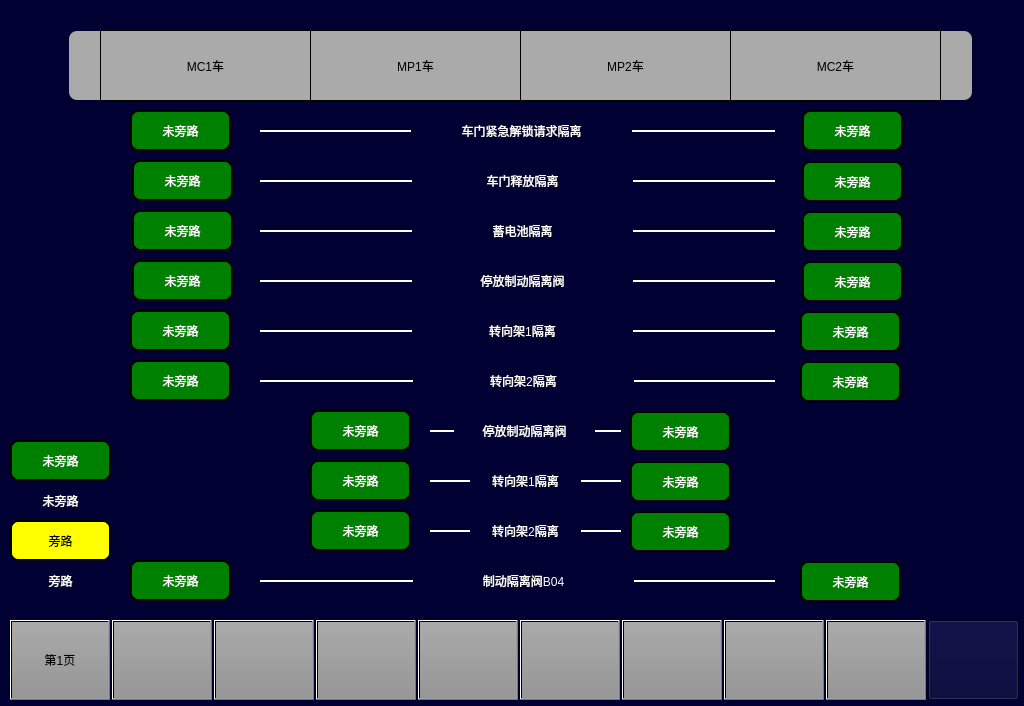
994656234/HHL, file bypasspage2.ui: the form before one commit.
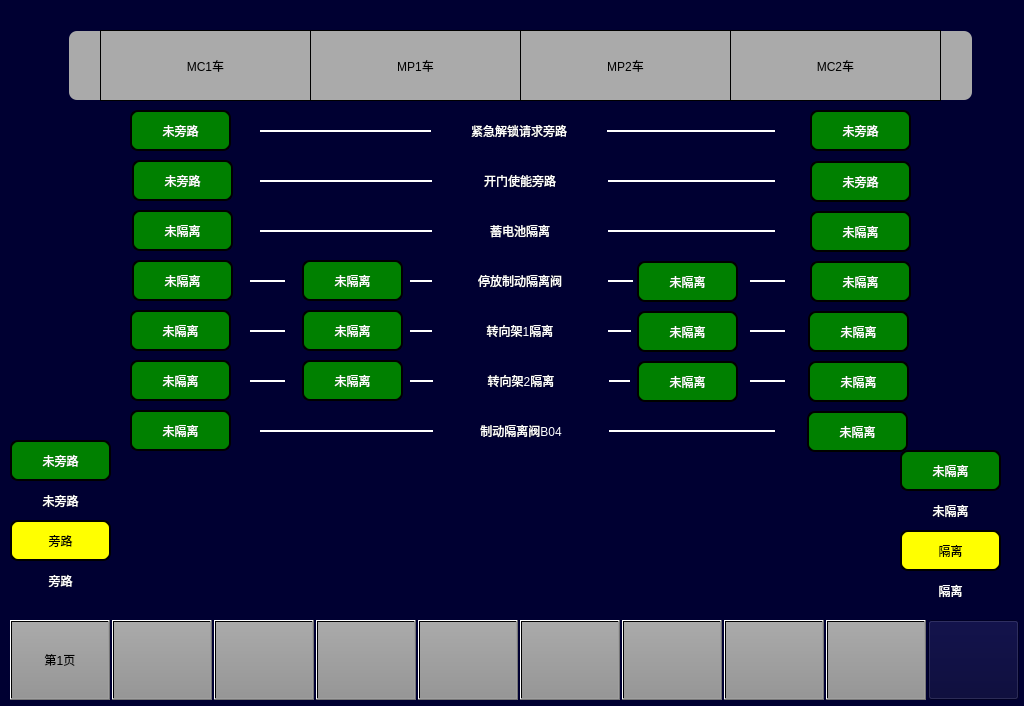
The form after the commit. Icons and pictures are not drawn.

Patch:
```diff
--- a/bypasspage2.ui
+++ b/bypasspage2.ui
@@ -41,7 +41,7 @@
   <widget class="QLabel" name="lbl5_2">
    <property name="geometry">
     <rect>
-     <x>800</x>
+     <x>808</x>
      <y>311</y>
      <width>101</width>
      <height>41</height>
@@ -55,7 +55,7 @@
 border-radius:8px;</string>
    </property>
    <property name="text">
-    <string>未旁路</string>
+    <string>未隔离</string>
    </property>
    <property name="alignment">
     <set>Qt::AlignCenter</set>
@@ -64,9 +64,9 @@
   <widget class="QLabel" name="LBL1_5">
    <property name="geometry">
     <rect>
-     <x>412</x>
+     <x>432</x>
      <y>310</y>
-     <width>221</width>
+     <width>176</width>
      <height>41</height>
     </rect>
    </property>
@@ -85,9 +85,9 @@
   <widget class="QLabel" name="LBL1_2">
    <property name="geometry">
     <rect>
-     <x>412</x>
+     <x>432</x>
      <y>160</y>
-     <width>221</width>
+     <width>176</width>
      <height>41</height>
     </rect>
    </property>
@@ -97,7 +97,7 @@
 </string>
    </property>
    <property name="text">
-    <string>车门释放隔离</string>
+    <string>开门使能旁路</string>
    </property>
    <property name="alignment">
     <set>Qt::AlignCenter</set>
@@ -202,7 +202,7 @@
 border-radius:8px;</string>
    </property>
    <property name="text">
-    <string>未旁路</string>
+    <string>未隔离</string>
    </property>
    <property name="alignment">
     <set>Qt::AlignCenter</set>
@@ -234,9 +234,9 @@
   <widget class="QLabel" name="LBL1_3">
    <property name="geometry">
     <rect>
-     <x>412</x>
+     <x>432</x>
      <y>210</y>
-     <width>221</width>
+     <width>176</width>
      <height>41</height>
     </rect>
    </property>
@@ -310,7 +310,7 @@
 border-radius:8px;</string>
    </property>
    <property name="text">
-    <string>未旁路</string>
+    <string>未隔离</string>
    </property>
    <property name="alignment">
     <set>Qt::AlignCenter</set>
@@ -440,27 +440,6 @@
     <set>Qt::AlignCenter</set>
    </property>
   </widget>
-  <widget class="QLabel" name="LBL1_10">
-   <property name="geometry">
-    <rect>
-     <x>470</x>
-     <y>460</y>
-     <width>111</width>
-     <height>41</height>
-    </rect>
-   </property>
-   <property name="styleSheet">
-    <string notr="true">font: 20px  &quot;微软雅黑&quot;;
-color: white;
-</string>
-   </property>
-   <property name="text">
-    <string>转向架1隔离</string>
-   </property>
-   <property name="alignment">
-    <set>Qt::AlignCenter</set>
-   </property>
-  </widget>
   <widget class="QLabel" name="LBLMP1">
    <property name="geometry">
     <rect>
@@ -482,26 +461,6 @@
     <set>Qt::AlignCenter</set>
    </property>
   </widget>
-  <widget class="QLabel" name="linelbl1_8">
-   <property name="geometry">
-    <rect>
-     <x>430</x>
-     <y>480</y>
-     <width>191</width>
-     <height>2</height>
-    </rect>
-   </property>
-   <property name="styleSheet">
-    <string notr="true">border: 2px solid white;
-</string>
-   </property>
-   <property name="text">
-    <string/>
-   </property>
-   <property name="alignment">
-    <set>Qt::AlignCenter</set>
-   </property>
-  </widget>
   <widget class="QLabel" name="LBLTC1">
    <property name="geometry">
     <rect>
@@ -542,9 +501,9 @@
   <widget class="QLabel" name="linelbl1_6">
    <property name="geometry">
     <rect>
-     <x>260</x>
+     <x>250</x>
      <y>380</y>
-     <width>515</width>
+     <width>35</width>
      <height>2</height>
     </rect>
    </property>
@@ -562,8 +521,8 @@
   <widget class="QLabel" name="lbl8_2">
    <property name="geometry">
     <rect>
-     <x>630</x>
-     <y>461</y>
+     <x>637</x>
+     <y>311</y>
      <width>101</width>
      <height>41</height>
     </rect>
@@ -576,7 +535,7 @@
 border-radius:8px;</string>
    </property>
    <property name="text">
-    <string>未旁路</string>
+    <string>未隔离</string>
    </property>
    <property name="alignment">
     <set>Qt::AlignCenter</set>
@@ -585,9 +544,9 @@
   <widget class="QLabel" name="LBL1_6">
    <property name="geometry">
     <rect>
-     <x>413</x>
+     <x>433</x>
      <y>360</y>
-     <width>221</width>
+     <width>176</width>
      <height>41</height>
     </rect>
    </property>
@@ -603,27 +562,6 @@
     <set>Qt::AlignCenter</set>
    </property>
   </widget>
-  <widget class="QLabel" name="LBL1_7">
-   <property name="geometry">
-    <rect>
-     <x>454</x>
-     <y>410</y>
-     <width>141</width>
-     <height>41</height>
-    </rect>
-   </property>
-   <property name="styleSheet">
-    <string notr="true">font: 20px  &quot;微软雅黑&quot;;
-color: white;
-</string>
-   </property>
-   <property name="text">
-    <string>停放制动隔离阀</string>
-   </property>
-   <property name="alignment">
-    <set>Qt::AlignCenter</set>
-   </property>
-  </widget>
   <widget class="QLabel" name="lbl_cab2_active">
    <property name="geometry">
     <rect>
@@ -644,7 +582,7 @@
   <widget class="QLabel" name="lbl1_2">
    <property name="geometry">
     <rect>
-     <x>802</x>
+     <x>810</x>
      <y>110</y>
      <width>101</width>
      <height>41</height>
@@ -667,8 +605,8 @@
   <widget class="QLabel" name="lbl7_2">
    <property name="geometry">
     <rect>
-     <x>630</x>
-     <y>411</y>
+     <x>637</x>
+     <y>261</y>
      <width>101</width>
      <height>41</height>
     </rect>
@@ -681,7 +619,7 @@
 border-radius:8px;</string>
    </property>
    <property name="text">
-    <string>未旁路</string>
+    <string>未隔离</string>
    </property>
    <property name="alignment">
     <set>Qt::AlignCenter</set>
@@ -704,7 +642,7 @@
 border-radius:8px;</string>
    </property>
    <property name="text">
-    <string>未旁路</string>
+    <string>未隔离</string>
    </property>
    <property name="alignment">
     <set>Qt::AlignCenter</set>
@@ -713,7 +651,7 @@
   <widget class="QLabel" name="lbl6_2">
    <property name="geometry">
     <rect>
-     <x>800</x>
+     <x>808</x>
      <y>361</y>
      <width>101</width>
      <height>41</height>
@@ -727,7 +665,7 @@
 border-radius:8px;</string>
    </property>
    <property name="text">
-    <string>未旁路</string>
+    <string>未隔离</string>
    </property>
    <property name="alignment">
     <set>Qt::AlignCenter</set>
@@ -797,26 +735,6 @@
     <set>Qt::AlignCenter</set>
    </property>
   </widget>
-  <widget class="QLabel" name="linelbl1_5">
-   <property name="geometry">
-    <rect>
-     <x>260</x>
-     <y>330</y>
-     <width>515</width>
-     <height>2</height>
-    </rect>
-   </property>
-   <property name="styleSheet">
-    <string notr="true">border: 2px solid white;
-</string>
-   </property>
-   <property name="text">
-    <string/>
-   </property>
-   <property name="alignment">
-    <set>Qt::AlignCenter</set>
-   </property>
-  </widget>
   <widget class="QLabel" name="label">
    <property name="geometry">
     <rect>
@@ -875,8 +793,8 @@
   <widget class="QLabel" name="lbl8_1">
    <property name="geometry">
     <rect>
-     <x>310</x>
-     <y>460</y>
+     <x>302</x>
+     <y>310</y>
      <width>101</width>
      <height>41</height>
     </rect>
@@ -889,7 +807,7 @@
 border-radius:8px;</string>
    </property>
    <property name="text">
-    <string>未旁路</string>
+    <string>未隔离</string>
    </property>
    <property name="alignment">
     <set>Qt::AlignCenter</set>
@@ -898,9 +816,9 @@
   <widget class="QLabel" name="LBL1">
    <property name="geometry">
     <rect>
-     <x>411</x>
+     <x>431</x>
      <y>110</y>
-     <width>221</width>
+     <width>176</width>
      <height>41</height>
     </rect>
    </property>
@@ -910,7 +828,7 @@
 </string>
    </property>
    <property name="text">
-    <string>车门紧急解锁请求隔离</string>
+    <string>紧急解锁请求旁路</string>
    </property>
    <property name="alignment">
     <set>Qt::AlignCenter</set>
@@ -919,7 +837,7 @@
   <widget class="QLabel" name="lbl4_2">
    <property name="geometry">
     <rect>
-     <x>802</x>
+     <x>810</x>
      <y>261</y>
      <width>101</width>
      <height>41</height>
@@ -933,7 +851,7 @@
 border-radius:8px;</string>
    </property>
    <property name="text">
-    <string>未旁路</string>
+    <string>未隔离</string>
    </property>
    <property name="alignment">
     <set>Qt::AlignCenter</set>
@@ -982,7 +900,7 @@
   <widget class="QLabel" name="lbl3_2">
    <property name="geometry">
     <rect>
-     <x>802</x>
+     <x>810</x>
      <y>211</y>
      <width>101</width>
      <height>41</height>
@@ -996,7 +914,7 @@
 border-radius:8px;</string>
    </property>
    <property name="text">
-    <string>未旁路</string>
+    <string>未隔离</string>
    </property>
    <property name="alignment">
     <set>Qt::AlignCenter</set>
@@ -1027,7 +945,7 @@
   <widget class="QLabel" name="lbl2_2">
    <property name="geometry">
     <rect>
-     <x>802</x>
+     <x>810</x>
      <y>161</y>
      <width>101</width>
      <height>41</height>
@@ -1064,27 +982,7 @@
 border-radius:8px;</string>
    </property>
    <property name="text">
-    <string>未旁路</string>
-   </property>
-   <property name="alignment">
-    <set>Qt::AlignCenter</set>
-   </property>
-  </widget>
-  <widget class="QLabel" name="linelbl1_7">
-   <property name="geometry">
-    <rect>
-     <x>430</x>
-     <y>430</y>
-     <width>191</width>
-     <height>2</height>
-    </rect>
-   </property>
-   <property name="styleSheet">
-    <string notr="true">border: 2px solid white;
-</string>
-   </property>
-   <property name="text">
-    <string/>
+    <string>未隔离</string>
    </property>
    <property name="alignment">
     <set>Qt::AlignCenter</set>
@@ -1093,8 +991,8 @@
   <widget class="QLabel" name="lbl7_1">
    <property name="geometry">
     <rect>
-     <x>310</x>
-     <y>410</y>
+     <x>302</x>
+     <y>260</y>
      <width>101</width>
      <height>41</height>
     </rect>
@@ -1107,27 +1005,7 @@
 border-radius:8px;</string>
    </property>
    <property name="text">
-    <string>未旁路</string>
-   </property>
-   <property name="alignment">
-    <set>Qt::AlignCenter</set>
-   </property>
-  </widget>
-  <widget class="QLabel" name="linelbl1_4">
-   <property name="geometry">
-    <rect>
-     <x>260</x>
-     <y>280</y>
-     <width>515</width>
-     <height>2</height>
-    </rect>
-   </property>
-   <property name="styleSheet">
-    <string notr="true">border: 2px solid white;
-</string>
-   </property>
-   <property name="text">
-    <string/>
+    <string>未隔离</string>
    </property>
    <property name="alignment">
     <set>Qt::AlignCenter</set>
@@ -1159,9 +1037,9 @@
   <widget class="QLabel" name="LBL1_4">
    <property name="geometry">
     <rect>
-     <x>412</x>
+     <x>432</x>
      <y>260</y>
-     <width>221</width>
+     <width>176</width>
      <height>41</height>
     </rect>
    </property>
@@ -1201,7 +1079,7 @@
    <property name="geometry">
     <rect>
      <x>260</x>
-     <y>580</y>
+     <y>430</y>
      <width>515</width>
      <height>2</height>
     </rect>
@@ -1217,31 +1095,11 @@
     <set>Qt::AlignCenter</set>
    </property>
   </widget>
-  <widget class="QLabel" name="linelbl1_9">
-   <property name="geometry">
-    <rect>
-     <x>430</x>
-     <y>530</y>
-     <width>191</width>
-     <height>2</height>
-    </rect>
-   </property>
-   <property name="styleSheet">
-    <string notr="true">border: 2px solid white;
-</string>
-   </property>
-   <property name="text">
-    <string/>
-   </property>
-   <property name="alignment">
-    <set>Qt::AlignCenter</set>
-   </property>
-  </widget>
   <widget class="QLabel" name="lbl10_1">
    <property name="geometry">
     <rect>
      <x>130</x>
-     <y>560</y>
+     <y>410</y>
      <width>101</width>
      <height>41</height>
     </rect>
@@ -1254,7 +1112,7 @@
 border-radius:8px;</string>
    </property>
    <property name="text">
-    <string>未旁路</string>
+    <string>未隔离</string>
    </property>
    <property name="alignment">
     <set>Qt::AlignCenter</set>
@@ -1263,8 +1121,8 @@
   <widget class="QLabel" name="lbl9_2">
    <property name="geometry">
     <rect>
-     <x>630</x>
-     <y>511</y>
+     <x>637</x>
+     <y>361</y>
      <width>101</width>
      <height>41</height>
     </rect>
@@ -1277,7 +1135,7 @@
 border-radius:8px;</string>
    </property>
    <property name="text">
-    <string>未旁路</string>
+    <string>未隔离</string>
    </property>
    <property name="alignment">
     <set>Qt::AlignCenter</set>
@@ -1286,8 +1144,8 @@
   <widget class="QLabel" name="lbl10_2">
    <property name="geometry">
     <rect>
-     <x>800</x>
-     <y>561</y>
+     <x>807</x>
+     <y>411</y>
      <width>101</width>
      <height>41</height>
     </rect>
@@ -1300,7 +1158,7 @@
 border-radius:8px;</string>
    </property>
    <property name="text">
-    <string>未旁路</string>
+    <string>未隔离</string>
    </property>
    <property name="alignment">
     <set>Qt::AlignCenter</set>
@@ -1309,8 +1167,8 @@
   <widget class="QLabel" name="lbl9_1">
    <property name="geometry">
     <rect>
-     <x>310</x>
-     <y>510</y>
+     <x>302</x>
+     <y>360</y>
      <width>101</width>
      <height>41</height>
     </rect>
@@ -1323,28 +1181,7 @@
 border-radius:8px;</string>
    </property>
    <property name="text">
-    <string>未旁路</string>
-   </property>
-   <property name="alignment">
-    <set>Qt::AlignCenter</set>
-   </property>
-  </widget>
-  <widget class="QLabel" name="LBL1_11">
-   <property name="geometry">
-    <rect>
-     <x>470</x>
-     <y>510</y>
-     <width>111</width>
-     <height>41</height>
-    </rect>
-   </property>
-   <property name="styleSheet">
-    <string notr="true">font: 20px  &quot;微软雅黑&quot;;
-color: white;
-</string>
-   </property>
-   <property name="text">
-    <string>转向架2隔离</string>
+    <string>未隔离</string>
    </property>
    <property name="alignment">
     <set>Qt::AlignCenter</set>
@@ -1353,9 +1190,9 @@
   <widget class="QLabel" name="LBL1_12">
    <property name="geometry">
     <rect>
-     <x>413</x>
-     <y>560</y>
-     <width>221</width>
+     <x>433</x>
+     <y>410</y>
+     <width>176</width>
      <height>41</height>
     </rect>
    </property>
@@ -1371,6 +1208,257 @@
     <set>Qt::AlignCenter</set>
    </property>
   </widget>
+  <widget class="QLabel" name="linelbl1_11">
+   <property name="geometry">
+    <rect>
+     <x>410</x>
+     <y>380</y>
+     <width>220</width>
+     <height>2</height>
+    </rect>
+   </property>
+   <property name="styleSheet">
+    <string notr="true">border: 2px solid white;
+</string>
+   </property>
+   <property name="text">
+    <string/>
+   </property>
+   <property name="alignment">
+    <set>Qt::AlignCenter</set>
+   </property>
+  </widget>
+  <widget class="QLabel" name="linelbl1_12">
+   <property name="geometry">
+    <rect>
+     <x>250</x>
+     <y>330</y>
+     <width>35</width>
+     <height>2</height>
+    </rect>
+   </property>
+   <property name="styleSheet">
+    <string notr="true">border: 2px solid white;
+</string>
+   </property>
+   <property name="text">
+    <string/>
+   </property>
+   <property name="alignment">
+    <set>Qt::AlignCenter</set>
+   </property>
+  </widget>
+  <widget class="QLabel" name="linelbl1_13">
+   <property name="geometry">
+    <rect>
+     <x>410</x>
+     <y>330</y>
+     <width>221</width>
+     <height>2</height>
+    </rect>
+   </property>
+   <property name="styleSheet">
+    <string notr="true">border: 2px solid white;
+</string>
+   </property>
+   <property name="text">
+    <string/>
+   </property>
+   <property name="alignment">
+    <set>Qt::AlignCenter</set>
+   </property>
+  </widget>
+  <widget class="QLabel" name="linelbl1_14">
+   <property name="geometry">
+    <rect>
+     <x>250</x>
+     <y>280</y>
+     <width>35</width>
+     <height>2</height>
+    </rect>
+   </property>
+   <property name="styleSheet">
+    <string notr="true">border: 2px solid white;
+</string>
+   </property>
+   <property name="text">
+    <string/>
+   </property>
+   <property name="alignment">
+    <set>Qt::AlignCenter</set>
+   </property>
+  </widget>
+  <widget class="QLabel" name="linelbl1_15">
+   <property name="geometry">
+    <rect>
+     <x>410</x>
+     <y>280</y>
+     <width>223</width>
+     <height>2</height>
+    </rect>
+   </property>
+   <property name="styleSheet">
+    <string notr="true">border: 2px solid white;
+</string>
+   </property>
+   <property name="text">
+    <string/>
+   </property>
+   <property name="alignment">
+    <set>Qt::AlignCenter</set>
+   </property>
+  </widget>
+  <widget class="QLabel" name="linelbl1_16">
+   <property name="geometry">
+    <rect>
+     <x>750</x>
+     <y>280</y>
+     <width>35</width>
+     <height>2</height>
+    </rect>
+   </property>
+   <property name="styleSheet">
+    <string notr="true">border: 2px solid white;
+</string>
+   </property>
+   <property name="text">
+    <string/>
+   </property>
+   <property name="alignment">
+    <set>Qt::AlignCenter</set>
+   </property>
+  </widget>
+  <widget class="QLabel" name="linelbl1_17">
+   <property name="geometry">
+    <rect>
+     <x>750</x>
+     <y>330</y>
+     <width>35</width>
+     <height>2</height>
+    </rect>
+   </property>
+   <property name="styleSheet">
+    <string notr="true">border: 2px solid white;
+</string>
+   </property>
+   <property name="text">
+    <string/>
+   </property>
+   <property name="alignment">
+    <set>Qt::AlignCenter</set>
+   </property>
+  </widget>
+  <widget class="QLabel" name="linelbl1_18">
+   <property name="geometry">
+    <rect>
+     <x>750</x>
+     <y>380</y>
+     <width>35</width>
+     <height>2</height>
+    </rect>
+   </property>
+   <property name="styleSheet">
+    <string notr="true">border: 2px solid white;
+</string>
+   </property>
+   <property name="text">
+    <string/>
+   </property>
+   <property name="alignment">
+    <set>Qt::AlignCenter</set>
+   </property>
+  </widget>
+  <widget class="QLabel" name="ZeroSpeedTC2lbl_5">
+   <property name="geometry">
+    <rect>
+     <x>900</x>
+     <y>450</y>
+     <width>101</width>
+     <height>41</height>
+    </rect>
+   </property>
+   <property name="styleSheet">
+    <string notr="true">font: 20px  &quot;微软雅黑&quot;;
+color: white;
+background-color: green;
+border:2px  solid black;
+border-radius:8px;</string>
+   </property>
+   <property name="text">
+    <string>未隔离</string>
+   </property>
+   <property name="alignment">
+    <set>Qt::AlignCenter</set>
+   </property>
+  </widget>
+  <widget class="QLabel" name="ZeroSpeedTC2lbl_7">
+   <property name="geometry">
+    <rect>
+     <x>900</x>
+     <y>530</y>
+     <width>101</width>
+     <height>41</height>
+    </rect>
+   </property>
+   <property name="styleSheet">
+    <string notr="true">font: 20px  &quot;微软雅黑&quot;;
+color: black;
+background-color: yellow;
+border:2px  solid black;
+border-radius:8px;</string>
+   </property>
+   <property name="text">
+    <string>隔离</string>
+   </property>
+   <property name="alignment">
+    <set>Qt::AlignCenter</set>
+   </property>
+  </widget>
+  <widget class="QLabel" name="LBL1_10">
+   <property name="geometry">
+    <rect>
+     <x>900</x>
+     <y>500</y>
+     <width>101</width>
+     <height>21</height>
+    </rect>
+   </property>
+   <property name="styleSheet">
+    <string notr="true">font: 20px  &quot;微软雅黑&quot;;
+color: white;
+</string>
+   </property>
+   <property name="text">
+    <string>未隔离</string>
+   </property>
+   <property name="alignment">
+    <set>Qt::AlignCenter</set>
+   </property>
+  </widget>
+  <widget class="QLabel" name="LBL1_11">
+   <property name="geometry">
+    <rect>
+     <x>900</x>
+     <y>580</y>
+     <width>101</width>
+     <height>21</height>
+    </rect>
+   </property>
+   <property name="styleSheet">
+    <string notr="true">font: 20px  &quot;微软雅黑&quot;;
+color: white;
+</string>
+   </property>
+   <property name="text">
+    <string>隔离</string>
+   </property>
+   <property name="alignment">
+    <set>Qt::AlignCenter</set>
+   </property>
+  </widget>
+  <zorder>linelbl1_11</zorder>
+  <zorder>linelbl1_13</zorder>
+  <zorder>linelbl1_15</zorder>
   <zorder>BTN7</zorder>
   <zorder>lbl5_2</zorder>
   <zorder>lbl1_1</zorder>
@@ -1389,7 +1477,6 @@
   <zorder>BTN8</zorder>
   <zorder>LBLM1</zorder>
   <zorder>LBLMP1</zorder>
-  <zorder>linelbl1_8</zorder>
   <zorder>LBLTC1</zorder>
   <zorder>lbl_cab2_direction</zorder>
   <zorder>linelbl1_6</zorder>
@@ -1403,11 +1490,9 @@
   <zorder>BTN5</zorder>
   <zorder>LBL1_8</zorder>
   <zorder>LBL1_9</zorder>
-  <zorder>linelbl1_5</zorder>
   <zorder>label</zorder>
   <zorder>label_2</zorder>
   <zorder>BTN1</zorder>
-  <zorder>lbl8_1</zorder>
   <zorder>LBL1</zorder>
   <zorder>lbl4_2</zorder>
   <zorder>LBLM2</zorder>
@@ -1416,25 +1501,29 @@
   <zorder>BTN3</zorder>
   <zorder>lbl2_2</zorder>
   <zorder>lbl6_1</zorder>
-  <zorder>linelbl1_7</zorder>
-  <zorder>lbl7_1</zorder>
-  <zorder>linelbl1_4</zorder>
   <zorder>ZeroSpeedTC2lbl_6</zorder>
   <zorder>LBL1_4</zorder>
   <zorder>linelbl1_3</zorder>
   <zorder>LBL1_2</zorder>
   <zorder>LBL1_3</zorder>
   <zorder>LBL1_5</zorder>
-  <zorder>LBL1_7</zorder>
-  <zorder>LBL1_10</zorder>
   <zorder>linelbl1_10</zorder>
-  <zorder>linelbl1_9</zorder>
   <zorder>lbl10_1</zorder>
   <zorder>lbl9_2</zorder>
   <zorder>lbl10_2</zorder>
+  <zorder>LBL1_12</zorder>
+  <zorder>lbl7_1</zorder>
   <zorder>lbl9_1</zorder>
+  <zorder>lbl8_1</zorder>
+  <zorder>linelbl1_12</zorder>
+  <zorder>linelbl1_14</zorder>
+  <zorder>linelbl1_16</zorder>
+  <zorder>linelbl1_17</zorder>
+  <zorder>linelbl1_18</zorder>
+  <zorder>ZeroSpeedTC2lbl_5</zorder>
+  <zorder>ZeroSpeedTC2lbl_7</zorder>
+  <zorder>LBL1_10</zorder>
   <zorder>LBL1_11</zorder>
-  <zorder>LBL1_12</zorder>
  </widget>
  <resources/>
  <connections/>
```
